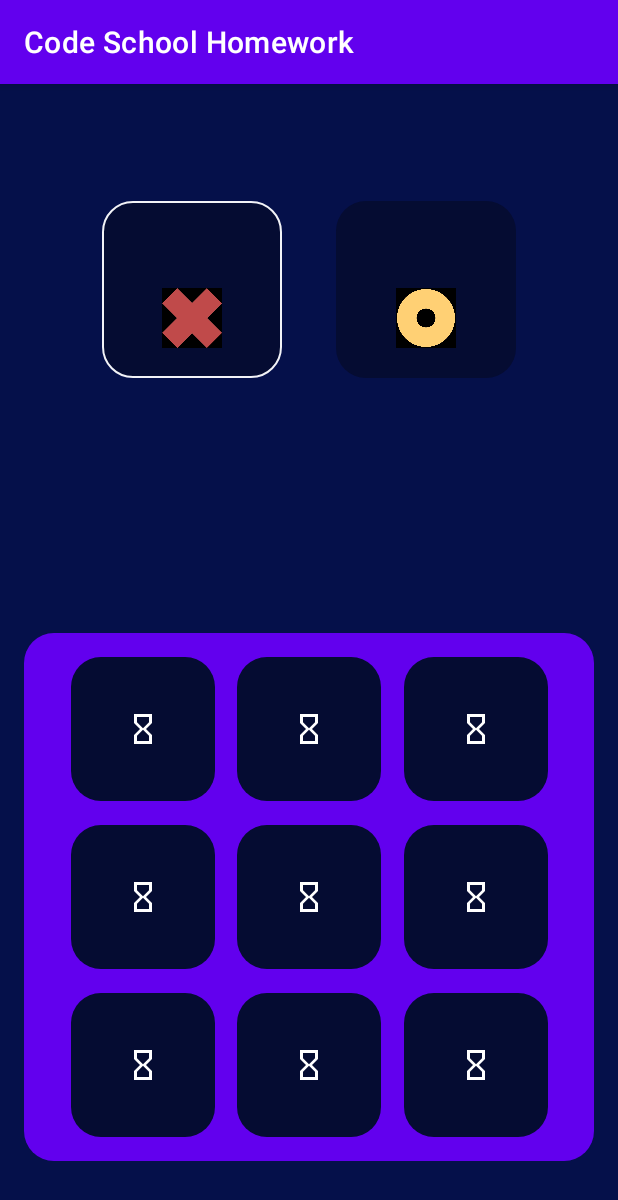
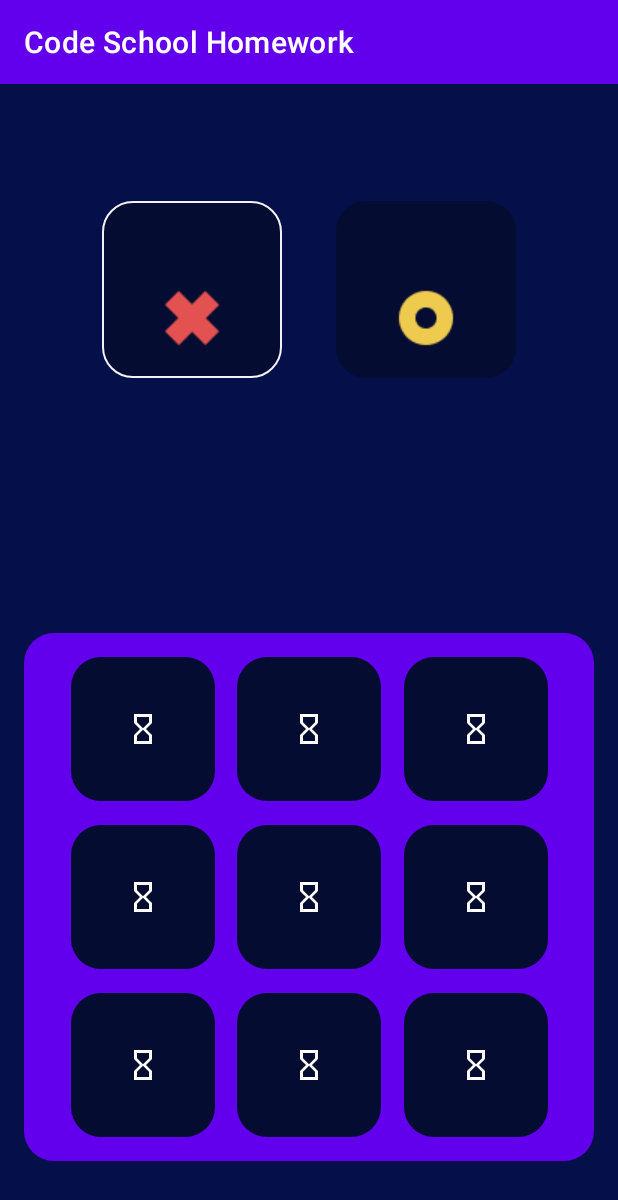
Before and after one commit to KarenSuqiasyan/CodeSchoolAndroidLessons, an Android app: the TicTacToeGameActivity screen opened directly, with no data from a screen before it, on a phone screen of 412 x 824 dp. Shown: the top 1200 px of the screen. Run offline under Robolectric (Android 15) with nearby library versions, the phone set to English and light mode, and no system bars.

Commit message:
a lot of changes

```diff
--- a/app/src/main/res/layout/activity_players.xml
+++ b/app/src/main/res/layout/activity_players.xml
@@ -29,7 +29,7 @@
         android:layout_height="@dimen/_36"
         android:layout_marginStart="@dimen/_16"
         android:adjustViewBounds="true"
-        android:src="@drawable/x"
+        android:src="@drawable/ic_x"
         app:layout_constraintBottom_toBottomOf="@id/EditTextFirstPlayer"
         app:layout_constraintStart_toStartOf="parent"
         app:layout_constraintTop_toTopOf="@id/EditTextFirstPlayer"></ImageView>
@@ -55,7 +55,7 @@
         android:layout_height="@dimen/_36"
         android:layout_marginTop="@dimen/_36"
         android:adjustViewBounds="true"
-        android:src="@drawable/o"
+        android:src="@drawable/ic_o"
         app:layout_constraintEnd_toEndOf="@id/ImageViewX"
         app:layout_constraintStart_toStartOf="@id/ImageViewX"
         app:layout_constraintTop_toBottomOf="@id/ImageViewX">
--- a/app/src/main/res/layout/activity_tic_tac_toe_game.xml
+++ b/app/src/main/res/layout/activity_tic_tac_toe_game.xml
@@ -44,7 +44,7 @@
                 android:layout_gravity="center"
                 android:layout_marginTop="20dp"
                 android:layout_marginBottom="20dp"
-                android:src="@drawable/x" />
+                android:src="@drawable/ic_x" />
 
 
         </LinearLayout>
@@ -76,8 +76,7 @@
                 android:layout_gravity="center"
                 android:layout_marginTop="20dp"
                 android:layout_marginBottom="20dp"
-                android:src="@drawable/o" />
-
+                android:src="@drawable/ic_o" />
 
         </LinearLayout>
 
@@ -85,7 +84,7 @@
 
     <androidx.constraintlayout.widget.ConstraintLayout
         android:layout_width="match_parent"
-        android:layout_height="wrap_content"
+        android:layout_height="0dp"
         android:padding="@dimen/_16"
         android:layout_marginStart="@dimen/_16"
         android:layout_marginEnd="@dimen/_16"
@@ -100,6 +99,7 @@
             android:background="@drawable/round_back_dark_blue_border"
             android:padding="@dimen/_36"
             android:src="@drawable/ic_empty"
+            android:scaleType="centerCrop"
             app:layout_constraintBottom_toBottomOf="parent"
             app:layout_constraintEnd_toStartOf="@id/imageview2"
             app:layout_constraintStart_toStartOf="parent" />
@@ -111,6 +111,7 @@
             android:background="@drawable/round_back_dark_blue_border"
             android:padding="@dimen/_36"
             android:src="@drawable/ic_empty"
+            android:scaleType="centerCrop"
             app:layout_constraintEnd_toStartOf="@id/imageview3"
             app:layout_constraintStart_toEndOf="@id/imageview1"
             app:layout_constraintTop_toTopOf="@id/imageview1" />
@@ -122,6 +123,7 @@
             android:background="@drawable/round_back_dark_blue_border"
             android:padding="@dimen/_36"
             android:src="@drawable/ic_empty"
+            android:scaleType="centerCrop"
             app:layout_constraintEnd_toEndOf="parent"
             app:layout_constraintStart_toEndOf="@id/imageview2"
             app:layout_constraintTop_toTopOf="@id/imageview2" />
@@ -134,6 +136,7 @@
             android:background="@drawable/round_back_dark_blue_border"
             android:padding="@dimen/_36"
             android:src="@drawable/ic_empty"
+            android:scaleType="centerCrop"
             app:layout_constraintBottom_toTopOf="@id/imageview1"
             app:layout_constraintEnd_toEndOf="@id/imageview1"
             app:layout_constraintStart_toStartOf="@id/imageview1" />
@@ -145,6 +148,7 @@
             android:background="@drawable/round_back_dark_blue_border"
             android:padding="@dimen/_36"
             android:src="@drawable/ic_empty"
+            android:scaleType="centerCrop"
             app:layout_constraintBottom_toBottomOf="@id/imageview4"
             app:layout_constraintEnd_toStartOf="@id/imageview6"
             app:layout_constraintStart_toEndOf="@id/imageview4"
@@ -159,6 +163,7 @@
             android:background="@drawable/round_back_dark_blue_border"
             android:padding="@dimen/_36"
             android:src="@drawable/ic_empty"
+            android:scaleType="centerCrop"
             app:layout_constraintBottom_toBottomOf="@id/imageview5"
             app:layout_constraintEnd_toEndOf="parent"
             app:layout_constraintStart_toEndOf="@id/imageview5"
@@ -168,9 +173,10 @@
 
         <ImageView
             android:id="@+id/imageview7"
-            android:layout_width="wrap_content"
+            android:layout_width="0dp"
             android:layout_height="wrap_content"
             android:layout_marginBottom="@dimen/_16"
+            android:scaleType="centerCrop"
             android:background="@drawable/round_back_dark_blue_border"
             android:padding="@dimen/_36"
             android:src="@drawable/ic_empty"
@@ -182,6 +188,7 @@
             android:layout_width="wrap_content"
             android:layout_height="wrap_content"
             android:background="@drawable/round_back_dark_blue_border"
+            android:scaleType="centerCrop"
             android:padding="@dimen/_36"
             android:src="@drawable/ic_empty"
             app:layout_constraintBottom_toBottomOf="@id/imageview7"
@@ -194,6 +201,7 @@
             android:layout_width="wrap_content"
             android:layout_height="wrap_content"
             android:background="@drawable/round_back_dark_blue_border"
+            android:scaleType="centerCrop"
             android:padding="@dimen/_36"
             android:src="@drawable/ic_empty"
             app:layout_constraintBottom_toBottomOf="@id/imageview8"
```
Also changed, not shown: app/src/main/java/com/example/codeschoolandroidlessons/tictactoe/TicTacToeGameActivity.kt (+11 -15 lines), app/src/main/res/layout/my_dialog_layout.xml (+7 -4 lines), app/src/main/res/drawable/ic_o.png (added), app/src/main/res/drawable/ic_x.png (added), app/src/main/res/drawable/o.png (deleted), app/src/main/res/drawable/x.png (deleted).
